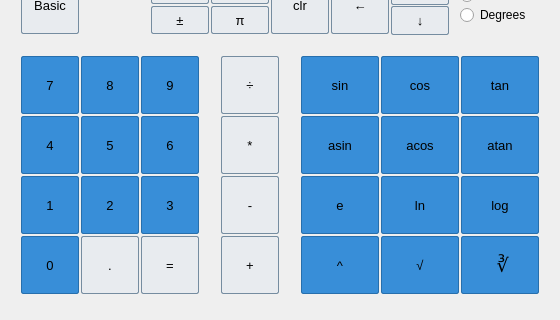
Old version of the form src/scientificwindow.ui in the repository cs3100-team10/calc01; both pictures show x 0 to 560 and y 155 to 475 of the 560 by 475 pixel window.
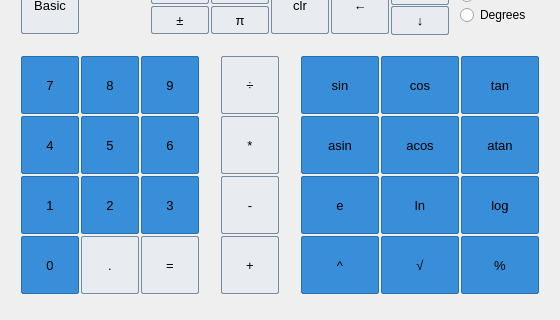
New version of the form.

Commit message: fixing silly errors & changed cbrt to mod

Patch:
```diff
--- a/src/scientificwindow.ui
+++ b/src/scientificwindow.ui
@@ -1383,7 +1383,7 @@
    </property>
    <property name="font">
     <font>
-     <pointsize>14</pointsize>
+     <pointsize>10</pointsize>
     </font>
    </property>
    <property name="styleSheet">
@@ -1405,7 +1405,7 @@
 </string>
    </property>
    <property name="text">
-    <string> ∛</string>
+    <string>%</string>
    </property>
   </widget>
   <widget class="QPushButton" name="pushButton_sqrt">
```
Left out of the diff: 2 changed lines with no effect on the pictures. The commit also changes 2 other files.
